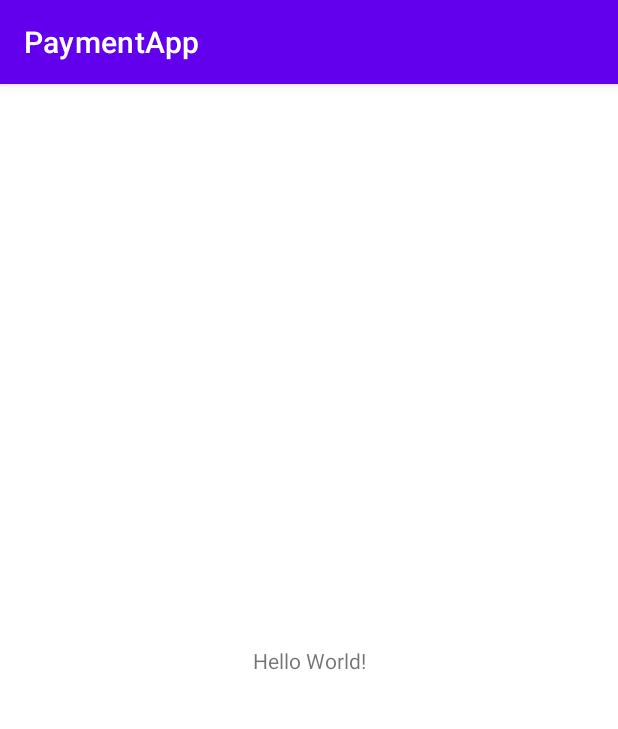
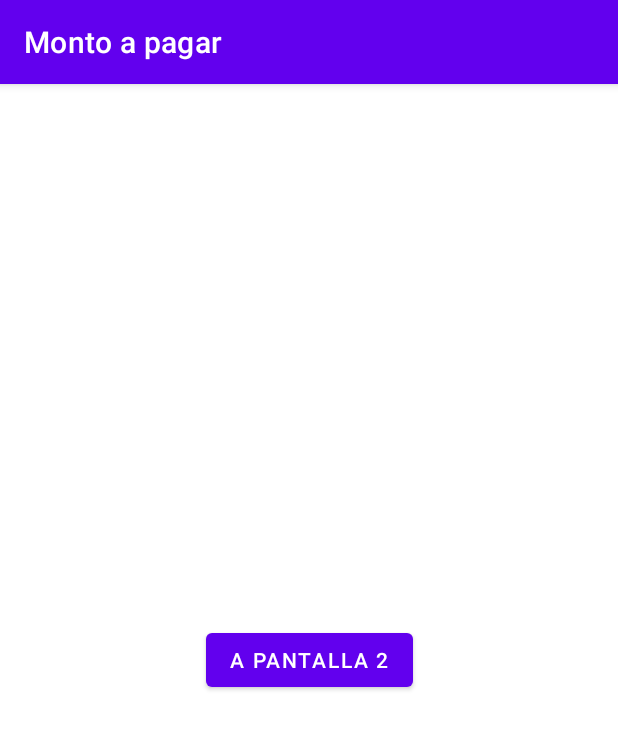
Before and after one commit to Stark27/PaymentApp, an Android app: the screen it shows after launch (MainActivity before the commit, PaymentActivity after it), on a phone screen of 412 x 824 dp. Shown: the top 729 px of the screen. Run offline under Robolectric (Android 15) with nearby library versions, the phone set to English and light mode, and no system bars; our stand-ins replace navigation-ui.

Commit message:
Added navigation flow

```diff
--- a/app/src/main/AndroidManifest.xml
+++ b/app/src/main/AndroidManifest.xml
@@ -10,7 +10,7 @@
         android:supportsRtl="true"
         android:theme="@style/Theme.PaymentApp">
         <activity
-            android:name=".MainActivity"
+            android:name=".ui.PaymentActivity"
             android:exported="true">
             <intent-filter>
                 <action android:name="android.intent.action.MAIN" />
--- a/app/src/main/java/com/example/luismunoz/paymentapp/MainActivity.kt
+++ /dev/null
@@ -1,11 +0,0 @@
-package com.example.luismunoz.paymentapp
-
-import androidx.appcompat.app.AppCompatActivity
-import android.os.Bundle
-
-class MainActivity : AppCompatActivity() {
-    override fun onCreate(savedInstanceState: Bundle?) {
-        super.onCreate(savedInstanceState)
-        setContentView(R.layout.activity_main)
-    }
-}
--- /dev/null
+++ b/app/src/main/java/com/example/luismunoz/paymentapp/ui/PaymentActivity.kt
@@ -0,0 +1,29 @@
+package com.example.luismunoz.paymentapp.ui
+
+import androidx.appcompat.app.AppCompatActivity
+import android.os.Bundle
+import androidx.navigation.NavController
+import androidx.navigation.fragment.NavHostFragment
+import androidx.navigation.ui.NavigationUI
+import com.example.luismunoz.paymentapp.R
+
+class PaymentActivity : AppCompatActivity() {
+
+    private lateinit var navHostFragment: NavHostFragment
+    private lateinit var navController: NavController
+
+    override fun onCreate(savedInstanceState: Bundle?) {
+        super.onCreate(savedInstanceState)
+        setContentView(R.layout.activity_payment)
+
+        navHostFragment = supportFragmentManager.findFragmentById(R.id.nav_host_payment_fragment) as NavHostFragment
+        navController = navHostFragment.navController
+
+        NavigationUI.setupActionBarWithNavController(this, navController)
+    }
+
+    override fun onSupportNavigateUp(): Boolean {
+        return navController.navigateUp()
+    }
+
+}
--- /dev/null
+++ b/app/src/main/java/com/example/luismunoz/paymentapp/ui/fragment/AmountEnterFragment.kt
@@ -0,0 +1,38 @@
+package com.example.luismunoz.paymentapp.ui.fragment
+
+import android.os.Bundle
+import androidx.fragment.app.Fragment
+import android.view.LayoutInflater
+import android.view.View
+import android.view.ViewGroup
+import androidx.navigation.fragment.findNavController
+import com.example.luismunoz.paymentapp.R
+import com.example.luismunoz.paymentapp.databinding.FragmentAmountEnterBinding
+
+class AmountEnterFragment : Fragment() {
+
+    private var _binding: FragmentAmountEnterBinding? = null
+    private val binding get() = _binding!!
+
+    override fun onCreate(savedInstanceState: Bundle?) {
+        super.onCreate(savedInstanceState)
+    }
+
+    override fun onCreateView(
+        inflater: LayoutInflater, container: ViewGroup?,
+        savedInstanceState: Bundle?
+    ): View? {
+
+        _binding = FragmentAmountEnterBinding.inflate(inflater, container, false)
+        return binding.root
+    }
+
+    override fun onViewCreated(view: View, savedInstanceState: Bundle?) {
+        super.onViewCreated(view, savedInstanceState)
+
+        binding.btn1.setOnClickListener {
+            findNavController().navigate(R.id.action_amountEnterFragment_to_paymentSelectionFragment)
+        }
+    }
+
+}
--- /dev/null
+++ b/app/src/main/res/layout/activity_payment.xml
@@ -0,0 +1,21 @@
+<?xml version="1.0" encoding="utf-8"?>
+<androidx.constraintlayout.widget.ConstraintLayout xmlns:android="http://schemas.android.com/apk/res/android"
+    xmlns:app="http://schemas.android.com/apk/res-auto"
+    xmlns:tools="http://schemas.android.com/tools"
+    android:layout_width="match_parent"
+    android:layout_height="match_parent"
+    tools:context=".ui.PaymentActivity">
+
+    <androidx.fragment.app.FragmentContainerView
+        android:id="@+id/nav_host_payment_fragment"
+        android:name="androidx.navigation.fragment.NavHostFragment"
+        android:layout_width="0dp"
+        android:layout_height="0dp"
+        app:layout_constraintLeft_toLeftOf="parent"
+        app:layout_constraintRight_toRightOf="parent"
+        app:layout_constraintTop_toTopOf="parent"
+        app:layout_constraintBottom_toBottomOf="parent"
+        app:defaultNavHost="true"
+        app:navGraph="@navigation/payment_nav_graph" />
+
+</androidx.constraintlayout.widget.ConstraintLayout>
--- /dev/null
+++ b/app/src/main/res/layout/fragment_amount_enter.xml
@@ -0,0 +1,19 @@
+<?xml version="1.0" encoding="utf-8"?>
+<androidx.constraintlayout.widget.ConstraintLayout xmlns:android="http://schemas.android.com/apk/res/android"
+    xmlns:tools="http://schemas.android.com/tools"
+    android:layout_width="match_parent"
+    android:layout_height="match_parent"
+    xmlns:app="http://schemas.android.com/apk/res-auto"
+    tools:context=".ui.fragment.AmountEnterFragment">
+
+    <Button
+        android:id="@+id/btn1"
+        android:layout_width="wrap_content"
+        android:layout_height="wrap_content"
+        android:text="a pantalla 2"
+        app:layout_constraintStart_toStartOf="parent"
+        app:layout_constraintTop_toTopOf="parent"
+        app:layout_constraintEnd_toEndOf="parent"
+        app:layout_constraintBottom_toBottomOf="parent"/>
+
+</androidx.constraintlayout.widget.ConstraintLayout>
--- a/app/src/main/res/layout/activity_main.xml
+++ b/app/src/main/res/layout/fragment_payment_selection.xml
@@ -1,18 +1,19 @@
 <?xml version="1.0" encoding="utf-8"?>
 <androidx.constraintlayout.widget.ConstraintLayout xmlns:android="http://schemas.android.com/apk/res/android"
-    xmlns:app="http://schemas.android.com/apk/res-auto"
     xmlns:tools="http://schemas.android.com/tools"
     android:layout_width="match_parent"
     android:layout_height="match_parent"
-    tools:context=".MainActivity">
+    xmlns:app="http://schemas.android.com/apk/res-auto"
+    tools:context=".ui.fragment.PaymentSelectionFragment">
 
-    <TextView
+    <Button
+        android:id="@+id/btn2"
         android:layout_width="wrap_content"
         android:layout_height="wrap_content"
-        android:text="Hello World!"
-        app:layout_constraintBottom_toBottomOf="parent"
-        app:layout_constraintLeft_toLeftOf="parent"
-        app:layout_constraintRight_toRightOf="parent"
-        app:layout_constraintTop_toTopOf="parent" />
+        android:text="a pantalla 3"
+        app:layout_constraintStart_toStartOf="parent"
+        app:layout_constraintTop_toTopOf="parent"
+        app:layout_constraintEnd_toEndOf="parent"
+        app:layout_constraintBottom_toBottomOf="parent"/>
 
 </androidx.constraintlayout.widget.ConstraintLayout>
--- /dev/null
+++ b/app/src/main/res/navigation/payment_nav_graph.xml
@@ -0,0 +1,40 @@
+<?xml version="1.0" encoding="utf-8"?>
+<navigation xmlns:android="http://schemas.android.com/apk/res/android"
+    xmlns:app="http://schemas.android.com/apk/res-auto"
+    xmlns:tools="http://schemas.android.com/tools"
+    android:id="@+id/payment_nav_graph.xml"
+    app:startDestination="@id/amountEnterFragment">
+
+    <fragment
+        android:id="@+id/paymentSelectionFragment"
+        android:name="com.example.luismunoz.paymentapp.ui.fragment.PaymentSelectionFragment"
+        android:label="Medio de pago"
+        tools:layout="@layout/fragment_payment_selection">
+        <action
+            android:id="@+id/action_paymentSelectionFragment_to_bankSelectionFragment"
+            app:destination="@id/bankSelectionFragment" />
+    </fragment>
+    <fragment
+        android:id="@+id/amountEnterFragment"
+        android:name="com.example.luismunoz.paymentapp.ui.fragment.AmountEnterFragment"
+        android:label="Monto a pagar"
+        tools:layout="@layout/fragment_amount_enter">
+        <action
+            android:id="@+id/action_amountEnterFragment_to_paymentSelectionFragment"
+            app:destination="@id/paymentSelectionFragment" />
+    </fragment>
+    <fragment
+        android:id="@+id/bankSelectionFragment"
+        android:name="com.example.luismunoz.paymentapp.ui.fragment.BankSelectionFragment"
+        android:label="Banco"
+        tools:layout="@layout/fragment_bank_selection">
+        <action
+            android:id="@+id/action_bankSelectionFragment_to_feeSelectionFragment"
+            app:destination="@id/feeSelectionFragment" />
+    </fragment>
+    <fragment
+        android:id="@+id/feeSelectionFragment"
+        android:name="com.example.luismunoz.paymentapp.ui.fragment.FeeSelectionFragment"
+        android:label="Cuotas"
+        tools:layout="@layout/fragment_fee_selection" />
+</navigation>
--- a/build.gradle
+++ b/build.gradle
@@ -1,5 +1,7 @@
 // Top-level build file where you can add configuration options common to all sub-projects/modules.
 buildscript {
+    ext.nav_version = "2.4.2"
+
     repositories {
         google()
         mavenCentral()
```
Also changed, not shown: app/build.gradle (+13 -0 lines), app/src/main/java/com/example/luismunoz/paymentapp/ui/fragment/BankSelectionFragment.kt (added, +38 -0 lines), app/src/main/java/com/example/luismunoz/paymentapp/ui/fragment/FeeSelectionFragment.kt (added, +34 -0 lines), app/src/main/java/com/example/luismunoz/paymentapp/ui/fragment/PaymentSelectionFragment.kt (added, +38 -0 lines), app/src/main/res/layout/fragment_bank_selection.xml (added, +19 -0 lines), app/src/main/res/layout/fragment_fee_selection.xml (added, +13 -0 lines), 1 other file.
